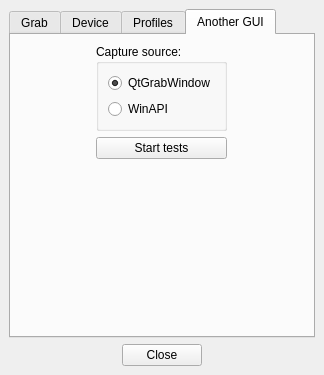
This is Software/src/mainwindow.ui in Atarity/Lightpack as Qt 5 draws it before an edit. The edited form follows.
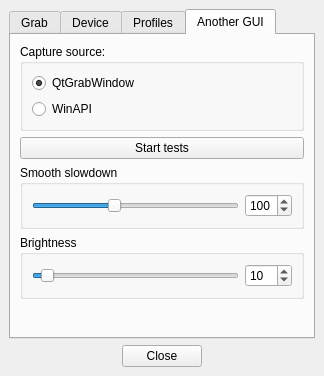
This is the edited form. Icons and pictures are not drawn.

Commit message:
Software: add to another GUI options to set brightness and smooth slowdown;
CommonHeaders: new commands CMD_SET_SMOOTH_SLOWDOWN (was CMD_SMOOTH_CHANGE_COLORS), CMD_SET_BRIGHTNESS;

```diff
--- a/Software/src/mainwindow.ui
+++ b/Software/src/mainwindow.ui
@@ -8,7 +8,7 @@
     <x>0</x>
     <y>0</y>
     <width>324</width>
-    <height>375</height>
+    <height>376</height>
    </rect>
   </property>
   <property name="windowTitle">
@@ -690,8 +690,6 @@
        <attribute name="title">
         <string notr="true">Another GUI</string>
        </attribute>
-       <layout class="QHBoxLayout" name="horizontalLayout_7">
-        <item>
          <layout class="QVBoxLayout" name="verticalLayout_7">
           <item>
            <widget class="QGroupBox" name="groupBox">
@@ -726,6 +724,88 @@
             </property>
            </widget>
           </item>
+        <item>
+         <widget class="QGroupBox" name="groupBox_4">
+          <property name="title">
+           <string>Smooth slowdown</string>
+          </property>
+          <layout class="QHBoxLayout" name="horizontalLayout_7">
+           <item>
+            <widget class="QSlider" name="horizontalSlider_HW_SmoothSlowdown">
+             <property name="minimum">
+              <number>0</number>
+             </property>
+             <property name="maximum">
+              <number>255</number>
+             </property>
+             <property name="pageStep">
+              <number>1</number>
+             </property>
+             <property name="value">
+              <number>100</number>
+             </property>
+             <property name="orientation">
+              <enum>Qt::Horizontal</enum>
+             </property>
+            </widget>
+           </item>
+           <item>
+            <widget class="QSpinBox" name="spinBox_HW_SmoothSlowdown">
+             <property name="minimum">
+              <number>0</number>
+             </property>
+             <property name="maximum">
+              <number>255</number>
+             </property>
+             <property name="value">
+              <number>100</number>
+             </property>
+            </widget>
+           </item>
+          </layout>
+         </widget>
+        </item>
+        <item>
+         <widget class="QGroupBox" name="groupBox_5">
+          <property name="title">
+           <string>Brightness</string>
+          </property>
+          <layout class="QHBoxLayout" name="horizontalLayout_9">
+           <item>
+            <widget class="QSlider" name="horizontalSlider_HW_Brightness">
+             <property name="minimum">
+              <number>0</number>
+             </property>
+             <property name="maximum">
+              <number>255</number>
+             </property>
+             <property name="pageStep">
+              <number>1</number>
+             </property>
+             <property name="value">
+              <number>10</number>
+             </property>
+             <property name="orientation">
+              <enum>Qt::Horizontal</enum>
+             </property>
+            </widget>
+           </item>
+           <item>
+            <widget class="QSpinBox" name="spinBox_HW_Brightness">
+             <property name="minimum">
+              <number>0</number>
+             </property>
+             <property name="maximum">
+              <number>255</number>
+             </property>
+             <property name="value">
+              <number>10</number>
+             </property>
+            </widget>
+           </item>
+          </layout>
+         </widget>
+        </item>
           <item>
            <spacer name="verticalSpacer_4">
             <property name="orientation">
@@ -734,7 +814,7 @@
             <property name="sizeHint" stdset="0">
              <size>
               <width>20</width>
-              <height>40</height>
+            <height>1</height>
              </size>
             </property>
            </spacer>
@@ -743,8 +823,6 @@
            <layout class="QHBoxLayout" name="horizontalLayout_GrabbedColors"/>
           </item>
          </layout>
-        </item>
-       </layout>
       </widget>
      </widget>
     </item>
```
Left out of the diff: 64 changed lines with no effect on the pictures. Lines whose indentation alone changed are shown as unchanged. The commit also changes 6 other files.
